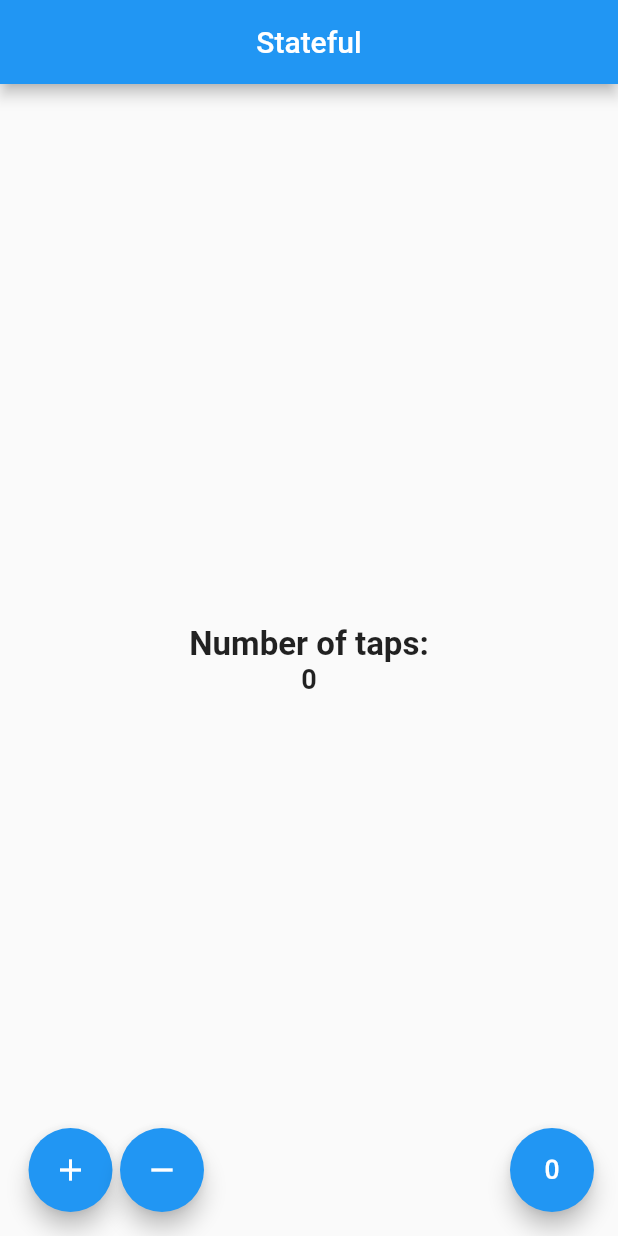
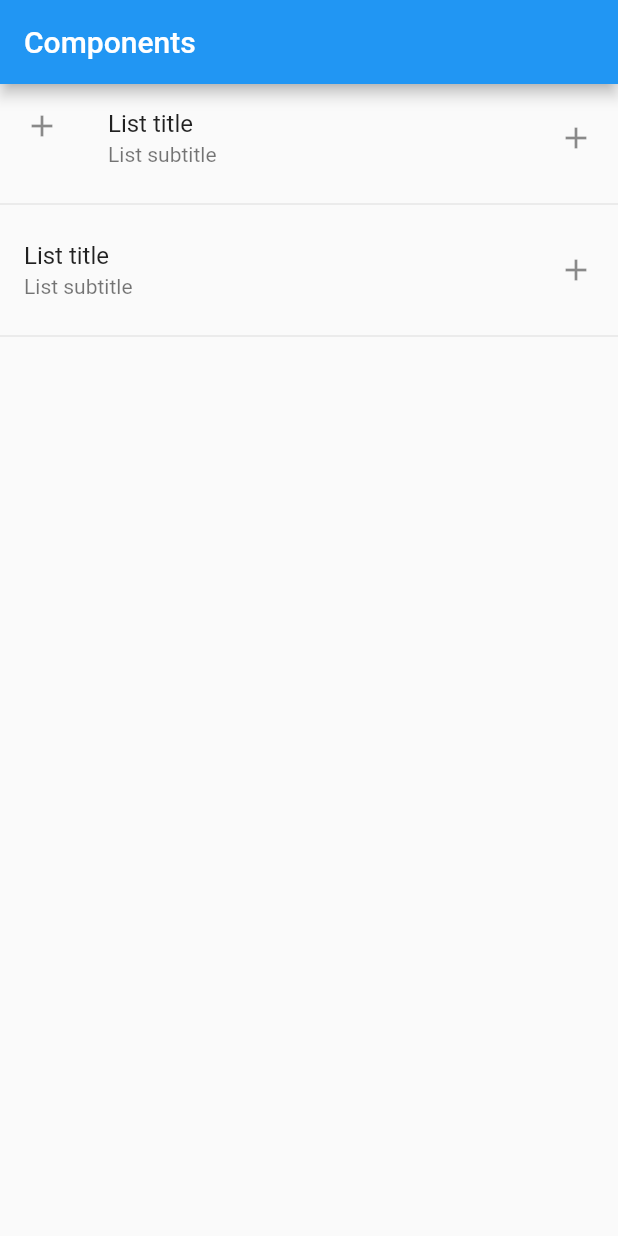
Before and after one commit to armandosalazar/flutter_general, a Flutter app: the screen it shows after launch, on a phone screen of 412 x 824 dp. Run offline on Flutter 3.47's test engine with Material 2 defaults, Android fonts, the phone set to English and light mode, and no system bars.

Commit message:
ListView component

```diff
--- a/lib/main.dart
+++ b/lib/main.dart
@@ -1,5 +1,6 @@
 import 'package:flutter/material.dart';
 import 'package:flutter_general/src/app.dart';
+// import 'src/app.dart';
 
 void main() {
   runApp(const MyApp());
--- a/lib/src/app.dart
+++ b/lib/src/app.dart
@@ -1,4 +1,5 @@
 import 'package:flutter/material.dart';
+import 'package:flutter_general/src/pages/components_page.dart';
 import 'package:flutter_general/src/pages/count_page.dart';
 
 class MyApp extends StatelessWidget {
@@ -9,7 +10,8 @@ class MyApp extends StatelessWidget {
     return const MaterialApp(
       debugShowCheckedModeBanner: false,
       // home: HomePage(),
-      home: CountPage(),
+      // home: CountPage(),
+      home: ComponentsPage()
     );
   }
 }
--- /dev/null
+++ b/lib/src/pages/components_page.dart
@@ -0,0 +1,37 @@
+import 'package:flutter/material.dart';
+
+class ComponentsPage extends StatelessWidget {
+  const ComponentsPage({Key? key}) : super(key: key);
+
+  @override
+  build(context) {
+    return Scaffold(
+      appBar: AppBar(
+        title: const Text('Components'),
+      ),
+      body: ListView(
+        children: <Widget>[
+          ListTile(
+            title: const Text('List title'),
+            subtitle: const Text('List subtitle'),
+            leading: const Icon(Icons.add),
+            trailing: const Icon(Icons.add),
+            onTap: () {
+              print('Tap');
+            },
+          ),
+          const Divider(),
+          ListTile(
+            title: const Text('List title'),
+            subtitle: const Text('List subtitle'),
+            trailing: const Icon(Icons.add),
+            onTap: () {
+              print('Tap');
+            },
+          ),
+          const Divider(),
+        ],
+      ),
+    );
+  }
+}
```
